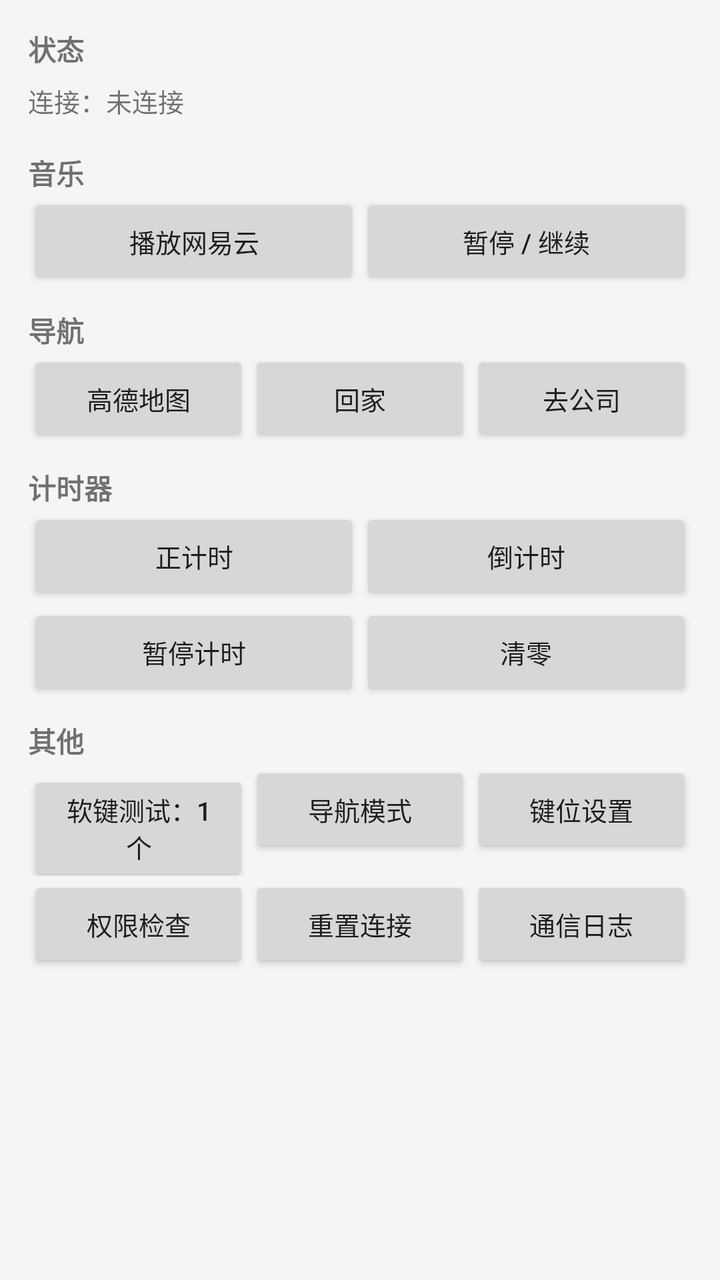
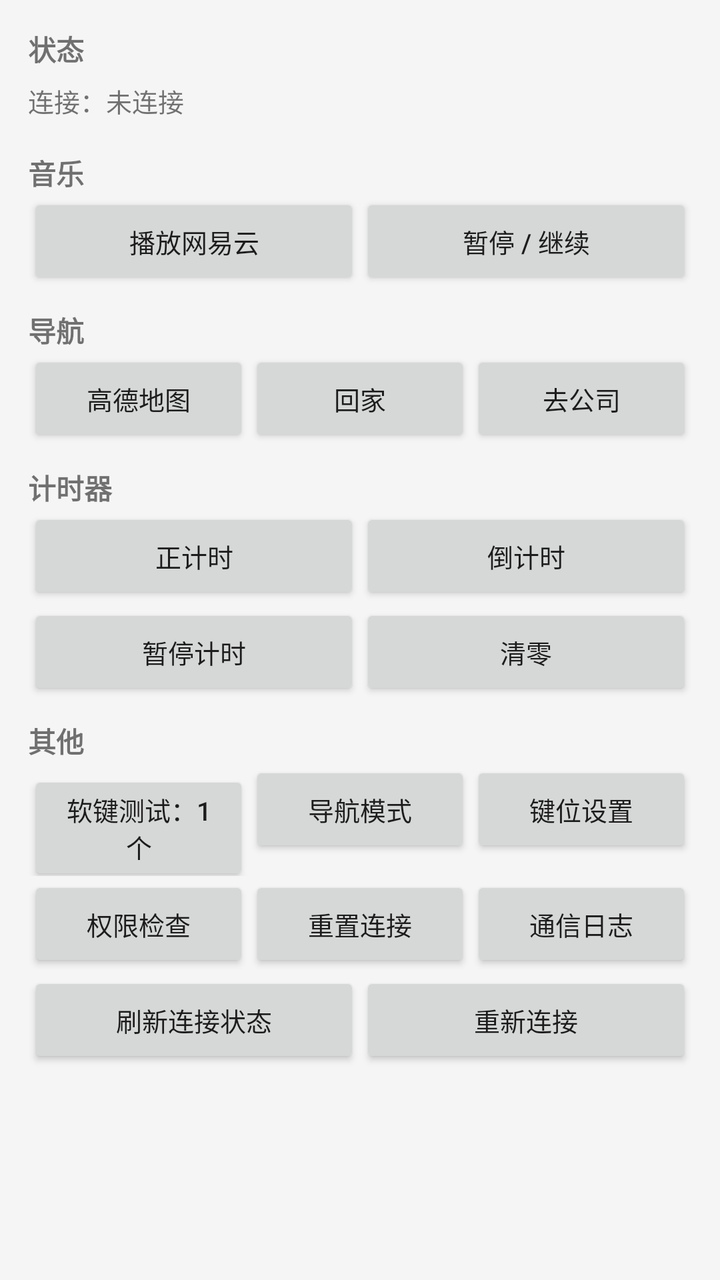

Compare the two renders of this Android layout. The source of the first and the diff that turns it into the second are given below.
<!-- AndroidManifest.xml: application theme Theme.SyncGlance -->
<!-- res/layout/activity_main.xml -->
<?xml version="1.0" encoding="utf-8"?>
<ScrollView xmlns:android="http://schemas.android.com/apk/res/android"
    android:layout_width="match_parent"
    android:layout_height="match_parent"
    android:fitsSystemWindows="true"
    android:background="#F5F5F5">

    <LinearLayout
        android:layout_width="match_parent"
        android:layout_height="wrap_content"
        android:orientation="vertical"
        android:padding="14dp">

        
        <TextView
            android:layout_width="match_parent"
            android:layout_height="wrap_content"
            android:text="状态"
            android:textStyle="bold"
            android:textSize="14sp" />

        <TextView
            android:id="@+id/tvState"
            android:layout_width="match_parent"
            android:layout_height="wrap_content"
            android:paddingTop="6dp"
            android:paddingBottom="6dp"
            android:textSize="13sp"
            android:fontFamily="monospace"
            android:text="连接：未连接" />

        
        <TextView
            android:layout_width="match_parent"
            android:layout_height="wrap_content"
            android:text="音乐"
            android:textStyle="bold"
            android:textSize="14sp"
            android:paddingTop="10dp" />

        <LinearLayout
            android:layout_width="match_parent"
            android:layout_height="wrap_content"
            android:orientation="horizontal">

            <Button
                android:id="@+id/btnPlayNetease"
                android:layout_width="0dp"
                android:layout_weight="1"
                android:layout_height="wrap_content"
                android:text="播放网易云"
                android:textSize="13sp" />

            <Button
                android:id="@+id/btnPlayPause"
                android:layout_width="0dp"
                android:layout_weight="1"
                android:layout_height="wrap_content"
                android:text="暂停 / 继续"
                android:textSize="13sp" />
        </LinearLayout>

        
        <TextView
            android:layout_width="match_parent"
            android:layout_height="wrap_content"
            android:text="导航"
            android:textStyle="bold"
            android:textSize="14sp"
            android:paddingTop="10dp" />

        <LinearLayout
            android:layout_width="match_parent"
            android:layout_height="wrap_content"
            android:orientation="horizontal">

            <Button
                android:id="@+id/btnAmap"
                android:layout_width="0dp"
                android:layout_weight="1"
                android:layout_height="wrap_content"
                android:text="高德地图"
                android:textSize="13sp" />

            <Button
                android:id="@+id/btnGoHome"
                android:layout_width="0dp"
                android:layout_weight="1"
                android:layout_height="wrap_content"
                android:text="回家"
                android:textSize="13sp" />

            <Button
                android:id="@+id/btnGoWork"
                android:layout_width="0dp"
                android:layout_weight="1"
                android:layout_height="wrap_content"
                android:text="去公司"
                android:textSize="13sp" />
        </LinearLayout>

        
        <TextView
            android:layout_width="match_parent"
            android:layout_height="wrap_content"
            android:text="计时器"
            android:textStyle="bold"
            android:textSize="14sp"
            android:paddingTop="10dp" />

        <LinearLayout
            android:layout_width="match_parent"
            android:layout_height="wrap_content"
            android:orientation="horizontal">

            <Button
                android:id="@+id/btnTimerCountUp"
                android:layout_width="0dp"
                android:layout_weight="1"
                android:layout_height="wrap_content"
                android:text="正计时"
                android:textSize="13sp" />

            <Button
                android:id="@+id/btnTimerCountDown"
                android:layout_width="0dp"
                android:layout_weight="1"
                android:layout_height="wrap_content"
                android:text="倒计时"
                android:textSize="13sp" />
        </LinearLayout>

        <LinearLayout
            android:layout_width="match_parent"
            android:layout_height="wrap_content"
            android:orientation="horizontal">

            <Button
                android:id="@+id/btnTimerPause"
                android:layout_width="0dp"
                android:layout_weight="1"
                android:layout_height="wrap_content"
                android:text="暂停计时"
                android:textSize="13sp" />

            <Button
                android:id="@+id/btnTimerClear"
                android:layout_width="0dp"
                android:layout_weight="1"
                android:layout_height="wrap_content"
                android:text="清零"
                android:textSize="13sp" />
        </LinearLayout>

        
        <TextView
            android:layout_width="match_parent"
            android:layout_height="wrap_content"
            android:text="其他"
            android:textStyle="bold"
            android:textSize="14sp"
            android:paddingTop="10dp" />

        <LinearLayout
            android:layout_width="match_parent"
            android:layout_height="wrap_content"
            android:orientation="horizontal">

            <Button
                android:id="@+id/btnSoftButton"
                android:layout_width="0dp"
                android:layout_weight="1"
                android:layout_height="wrap_content"
                android:text="软键测试：1 个"
                android:textSize="13sp" />

            <Button
                android:id="@+id/btnNavMode"
                android:layout_width="0dp"
                android:layout_weight="1"
                android:layout_height="wrap_content"
                android:text="导航模式"
                android:textSize="13sp" />

            <Button
                android:id="@+id/btnKeyMap"
                android:layout_width="0dp"
                android:layout_weight="1"
                android:layout_height="wrap_content"
                android:text="键位设置"
                android:textSize="13sp" />
        </LinearLayout>

        <LinearLayout
            android:layout_width="match_parent"
            android:layout_height="wrap_content"
            android:orientation="horizontal">

            <Button
                android:id="@+id/btnPermCheck"
                android:layout_width="0dp"
                android:layout_weight="1"
                android:layout_height="wrap_content"
                android:text="权限检查"
                android:textSize="13sp" />

            <Button
                android:id="@+id/btnReset"
                android:layout_width="0dp"
                android:layout_weight="1"
                android:layout_height="wrap_content"
                android:text="重置连接"
                android:textSize="13sp" />

            <Button
                android:id="@+id/btnOpenLog"
                android:layout_width="0dp"
                android:layout_weight="1"
                android:layout_height="wrap_content"
                android:text="通信日志"
                android:textSize="13sp" />
        </LinearLayout>

    </LinearLayout>
</ScrollView>
<!-- resources referenced by this layout -->
<resources>
  <style name="Theme.SyncGlance" parent="Theme.AppCompat.Light.DarkActionBar">
          <item name="android:windowOptOutEdgeToEdgeEnforcement" tools:targetApi="35">true</item>
      </style>
</resources>

<!-- the commit's change to res/layout/activity_main.xml (unified diff, before → after) -->
@@ -221,5 +221,28 @@
                 android:textSize="13sp" />
         </LinearLayout>
 
+        
+        <LinearLayout
+            android:layout_width="match_parent"
+            android:layout_height="wrap_content"
+            android:orientation="horizontal">
+
+            <Button
+                android:id="@+id/btnProbeNav"
+                android:layout_width="0dp"
+                android:layout_weight="1"
+                android:layout_height="wrap_content"
+                android:text="刷新连接状态"
+                android:textSize="13sp" />
+
+            <Button
+                android:id="@+id/btnReconnectNav"
+                android:layout_width="0dp"
+                android:layout_weight="1"
+                android:layout_height="wrap_content"
+                android:text="重新连接"
+                android:textSize="13sp" />
+        </LinearLayout>
+
     </LinearLayout>
 </ScrollView>
